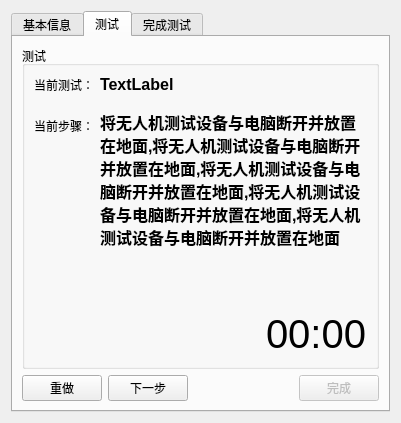
First picture: the form in PySideApp/build_src/ui/TestRunnerUI.ui, repository MWTJC/Gnss_on_UAV_GUI, before the edit.
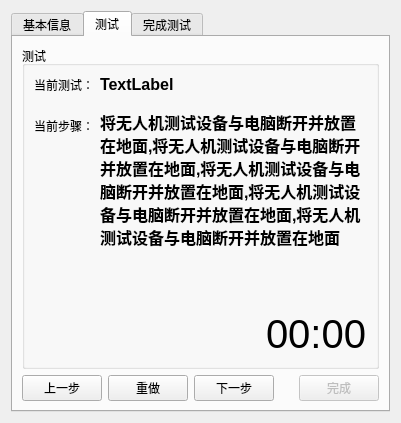
Second picture: the form after the edit. The open tabs and pages were chosen to show the change. Icons and pictures are not drawn.

Commit message: 向前一步

Diff of the .ui file:
```diff
--- a/PySideApp/build_src/ui/TestRunnerUI.ui
+++ b/PySideApp/build_src/ui/TestRunnerUI.ui
@@ -232,6 +232,13 @@
        </item>
        <item>
         <layout class="QHBoxLayout" name="horizontalLayout">
+         <item>
+          <widget class="QPushButton" name="pushButton_prev_step">
+           <property name="text">
+            <string>上一步</string>
+           </property>
+          </widget>
+         </item>
          <item>
           <widget class="QPushButton" name="pushButton_redo_step">
            <property name="text">
```
Left out of the diff: 2 changed lines with no effect on the pictures. The commit also changes 2 other files.
